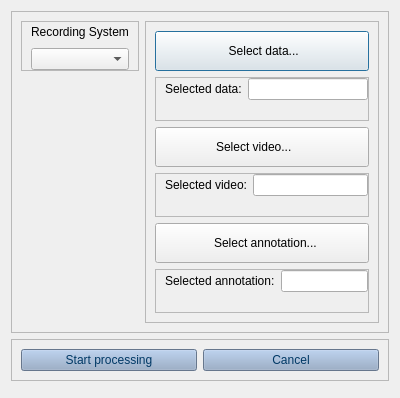
Before: the Qt Designer form mad_gui/qt_designer/load.ui in mad-lab-fau/mad-gui, drawn with Qt 5.
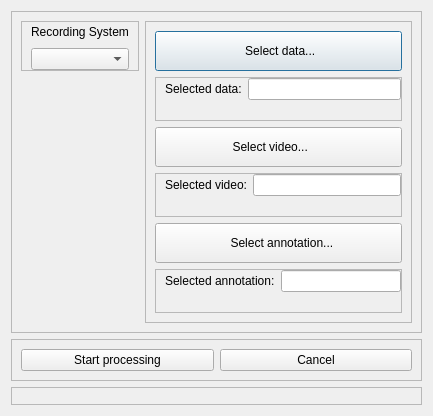
After: the same form once the commit is applied. Icons and pictures are not drawn.

Commit message: Fix button style

The edit to the form file:
```diff
--- a/mad_gui/qt_designer/load.ui
+++ b/mad_gui/qt_designer/load.ui
@@ -6,8 +6,8 @@
    <rect>
     <x>0</x>
     <y>0</y>
-    <width>400</width>
-    <height>393</height>
+    <width>433</width>
+    <height>416</height>
    </rect>
   </property>
   <property name="windowTitle">
@@ -293,205 +293,6 @@
           <height>20</height>
          </size>
         </property>
-        <property name="palette">
-         <palette>
-          <active>
-           <colorrole role="WindowText">
-            <brush brushstyle="SolidPattern">
-             <color alpha="255">
-              <red>0</red>
-              <green>56</green>
-              <blue>101</blue>
-             </color>
-            </brush>
-           </colorrole>
-           <colorrole role="Button">
-            <brush brushstyle="SolidPattern">
-             <color alpha="255">
-              <red>144</red>
-              <green>167</green>
-              <blue>198</blue>
-             </color>
-            </brush>
-           </colorrole>
-           <colorrole role="Text">
-            <brush brushstyle="SolidPattern">
-             <color alpha="255">
-              <red>0</red>
-              <green>56</green>
-              <blue>101</blue>
-             </color>
-            </brush>
-           </colorrole>
-           <colorrole role="ButtonText">
-            <brush brushstyle="SolidPattern">
-             <color alpha="255">
-              <red>0</red>
-              <green>56</green>
-              <blue>101</blue>
-             </color>
-            </brush>
-           </colorrole>
-           <colorrole role="Base">
-            <brush brushstyle="SolidPattern">
-             <color alpha="255">
-              <red>144</red>
-              <green>167</green>
-              <blue>198</blue>
-             </color>
-            </brush>
-           </colorrole>
-           <colorrole role="Window">
-            <brush brushstyle="SolidPattern">
-             <color alpha="255">
-              <red>144</red>
-              <green>167</green>
-              <blue>198</blue>
-             </color>
-            </brush>
-           </colorrole>
-           <colorrole role="PlaceholderText">
-            <brush brushstyle="SolidPattern">
-             <color alpha="128">
-              <red>0</red>
-              <green>56</green>
-              <blue>101</blue>
-             </color>
-            </brush>
-           </colorrole>
-          </active>
-          <inactive>
-           <colorrole role="WindowText">
-            <brush brushstyle="SolidPattern">
-             <color alpha="255">
-              <red>0</red>
-              <green>56</green>
-              <blue>101</blue>
-             </color>
-            </brush>
-           </colorrole>
-           <colorrole role="Button">
-            <brush brushstyle="SolidPattern">
-             <color alpha="255">
-              <red>144</red>
-              <green>167</green>
-              <blue>198</blue>
-             </color>
-            </brush>
-           </colorrole>
-           <colorrole role="Text">
-            <brush brushstyle="SolidPattern">
-             <color alpha="255">
-              <red>0</red>
-              <green>56</green>
-              <blue>101</blue>
-             </color>
-            </brush>
-           </colorrole>
-           <colorrole role="ButtonText">
-            <brush brushstyle="SolidPattern">
-             <color alpha="255">
-              <red>0</red>
-              <green>56</green>
-              <blue>101</blue>
-             </color>
-            </brush>
-           </colorrole>
-           <colorrole role="Base">
-            <brush brushstyle="SolidPattern">
-             <color alpha="255">
-              <red>144</red>
-              <green>167</green>
-              <blue>198</blue>
-             </color>
-            </brush>
-           </colorrole>
-           <colorrole role="Window">
-            <brush brushstyle="SolidPattern">
-             <color alpha="255">
-              <red>144</red>
-              <green>167</green>
-              <blue>198</blue>
-             </color>
-            </brush>
-           </colorrole>
-           <colorrole role="PlaceholderText">
-            <brush brushstyle="SolidPattern">
-             <color alpha="128">
-              <red>0</red>
-              <green>56</green>
-              <blue>101</blue>
-             </color>
-            </brush>
-           </colorrole>
-          </inactive>
-          <disabled>
-           <colorrole role="WindowText">
-            <brush brushstyle="SolidPattern">
-             <color alpha="255">
-              <red>0</red>
-              <green>56</green>
-              <blue>101</blue>
-             </color>
-            </brush>
-           </colorrole>
-           <colorrole role="Button">
-            <brush brushstyle="SolidPattern">
-             <color alpha="255">
-              <red>144</red>
-              <green>167</green>
-              <blue>198</blue>
-             </color>
-            </brush>
-           </colorrole>
-           <colorrole role="Text">
-            <brush brushstyle="SolidPattern">
-             <color alpha="255">
-              <red>0</red>
-              <green>56</green>
-              <blue>101</blue>
-             </color>
-            </brush>
-           </colorrole>
-           <colorrole role="ButtonText">
-            <brush brushstyle="SolidPattern">
-             <color alpha="255">
-              <red>0</red>
-              <green>56</green>
-              <blue>101</blue>
-             </color>
-            </brush>
-           </colorrole>
-           <colorrole role="Base">
-            <brush brushstyle="SolidPattern">
-             <color alpha="255">
-              <red>144</red>
-              <green>167</green>
-              <blue>198</blue>
-             </color>
-            </brush>
-           </colorrole>
-           <colorrole role="Window">
-            <brush brushstyle="SolidPattern">
-             <color alpha="255">
-              <red>144</red>
-              <green>167</green>
-              <blue>198</blue>
-             </color>
-            </brush>
-           </colorrole>
-           <colorrole role="PlaceholderText">
-            <brush brushstyle="SolidPattern">
-             <color alpha="128">
-              <red>0</red>
-              <green>56</green>
-              <blue>101</blue>
-             </color>
-            </brush>
-           </colorrole>
-          </disabled>
-         </palette>
-        </property>
         <property name="toolTip">
          <string>Return to main window and load specified data</string>
         </property>
@@ -508,205 +309,6 @@
           <height>20</height>
          </size>
         </property>
-        <property name="palette">
-         <palette>
-          <active>
-           <colorrole role="WindowText">
-            <brush brushstyle="SolidPattern">
-             <color alpha="255">
-              <red>0</red>
-              <green>56</green>
-              <blue>101</blue>
-             </color>
-            </brush>
-           </colorrole>
-           <colorrole role="Button">
-            <brush brushstyle="SolidPattern">
-             <color alpha="255">
-              <red>144</red>
-              <green>167</green>
-              <blue>198</blue>
-             </color>
-            </brush>
-           </colorrole>
-           <colorrole role="Text">
-            <brush brushstyle="SolidPattern">
-             <color alpha="255">
-              <red>0</red>
-              <green>56</green>
-              <blue>101</blue>
-             </color>
-            </brush>
-           </colorrole>
-           <colorrole role="ButtonText">
-            <brush brushstyle="SolidPattern">
-             <color alpha="255">
-              <red>0</red>
-              <green>56</green>
-              <blue>101</blue>
-             </color>
-            </brush>
-           </colorrole>
-           <colorrole role="Base">
-            <brush brushstyle="SolidPattern">
-             <color alpha="255">
-              <red>144</red>
-              <green>167</green>
-              <blue>198</blue>
-             </color>
-            </brush>
-           </colorrole>
-           <colorrole role="Window">
-            <brush brushstyle="SolidPattern">
-             <color alpha="255">
-              <red>144</red>
-              <green>167</green>
-              <blue>198</blue>
-             </color>
-            </brush>
-           </colorrole>
-           <colorrole role="PlaceholderText">
-            <brush brushstyle="SolidPattern">
-             <color alpha="128">
-              <red>0</red>
-              <green>56</green>
-              <blue>101</blue>
-             </color>
-            </brush>
-           </colorrole>
-          </active>
-          <inactive>
-           <colorrole role="WindowText">
-            <brush brushstyle="SolidPattern">
-             <color alpha="255">
-              <red>0</red>
-              <green>56</green>
-              <blue>101</blue>
-             </color>
-            </brush>
-           </colorrole>
-           <colorrole role="Button">
-            <brush brushstyle="SolidPattern">
-             <color alpha="255">
-              <red>144</red>
-              <green>167</green>
-              <blue>198</blue>
-             </color>
-            </brush>
-           </colorrole>
-           <colorrole role="Text">
-            <brush brushstyle="SolidPattern">
-             <color alpha="255">
-              <red>0</red>
-              <green>56</green>
-              <blue>101</blue>
-             </color>
-            </brush>
-           </colorrole>
-           <colorrole role="ButtonText">
-            <brush brushstyle="SolidPattern">
-             <color alpha="255">
-              <red>0</red>
-              <green>56</green>
-              <blue>101</blue>
-             </color>
-            </brush>
-           </colorrole>
-           <colorrole role="Base">
-            <brush brushstyle="SolidPattern">
-             <color alpha="255">
-              <red>144</red>
-              <green>167</green>
-              <blue>198</blue>
-             </color>
-            </brush>
-           </colorrole>
-           <colorrole role="Window">
-            <brush brushstyle="SolidPattern">
-             <color alpha="255">
-              <red>144</red>
-              <green>167</green>
-              <blue>198</blue>
-             </color>
-            </brush>
-           </colorrole>
-           <colorrole role="PlaceholderText">
-            <brush brushstyle="SolidPattern">
-             <color alpha="128">
-              <red>0</red>
-              <green>56</green>
-              <blue>101</blue>
-             </color>
-            </brush>
-           </colorrole>
-          </inactive>
-          <disabled>
-           <colorrole role="WindowText">
-            <brush brushstyle="SolidPattern">
-             <color alpha="255">
-              <red>0</red>
-              <green>56</green>
-              <blue>101</blue>
-             </color>
-            </brush>
-           </colorrole>
-           <colorrole role="Button">
-            <brush brushstyle="SolidPattern">
-             <color alpha="255">
-              <red>144</red>
-              <green>167</green>
-              <blue>198</blue>
-             </color>
-            </brush>
-           </colorrole>
-           <colorrole role="Text">
-            <brush brushstyle="SolidPattern">
-             <color alpha="255">
-              <red>0</red>
-              <green>56</green>
-              <blue>101</blue>
-             </color>
-            </brush>
-           </colorrole>
-           <colorrole role="ButtonText">
-            <brush brushstyle="SolidPattern">
-             <color alpha="255">
-              <red>0</red>
-              <green>56</green>
-              <blue>101</blue>
-             </color>
-            </brush>
-           </colorrole>
-           <colorrole role="Base">
-            <brush brushstyle="SolidPattern">
-             <color alpha="255">
-              <red>144</red>
-              <green>167</green>
-              <blue>198</blue>
-             </color>
-            </brush>
-           </colorrole>
-           <colorrole role="Window">
-            <brush brushstyle="SolidPattern">
-             <color alpha="255">
-              <red>144</red>
-              <green>167</green>
-              <blue>198</blue>
-             </color>
-            </brush>
-           </colorrole>
-           <colorrole role="PlaceholderText">
-            <brush brushstyle="SolidPattern">
-             <color alpha="128">
-              <red>0</red>
-              <green>56</green>
-              <blue>101</blue>
-             </color>
-            </brush>
-           </colorrole>
-          </disabled>
-         </palette>
-        </property>
         <property name="toolTip">
          <string>Return to main window without loading data</string>
         </property>
```
The commit also changes 3 other files.
